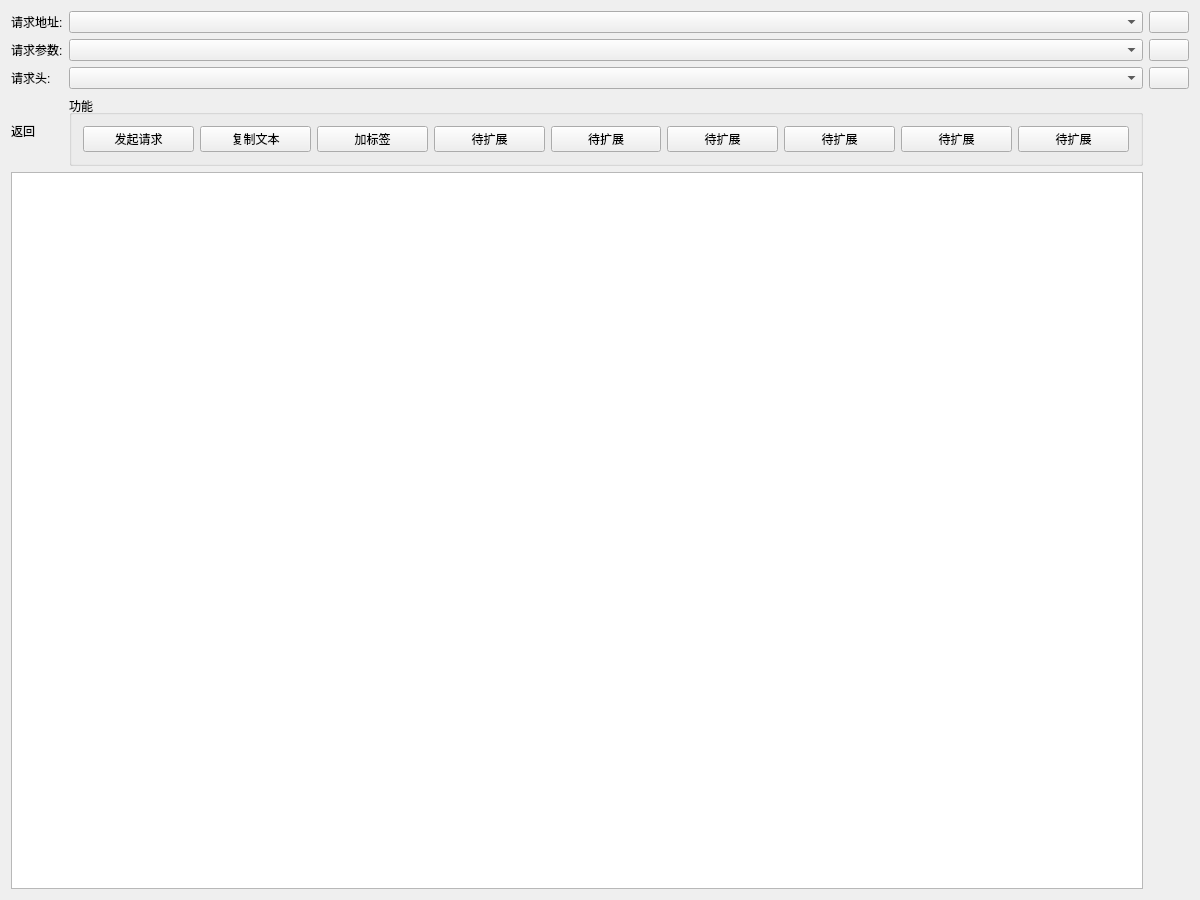
First picture: the form in QtWidgetsApplication1/QtWidgetsApplication1/QtWidgetsApplication1.ui, repository qindong917/vs_qt_test1, before the edit.
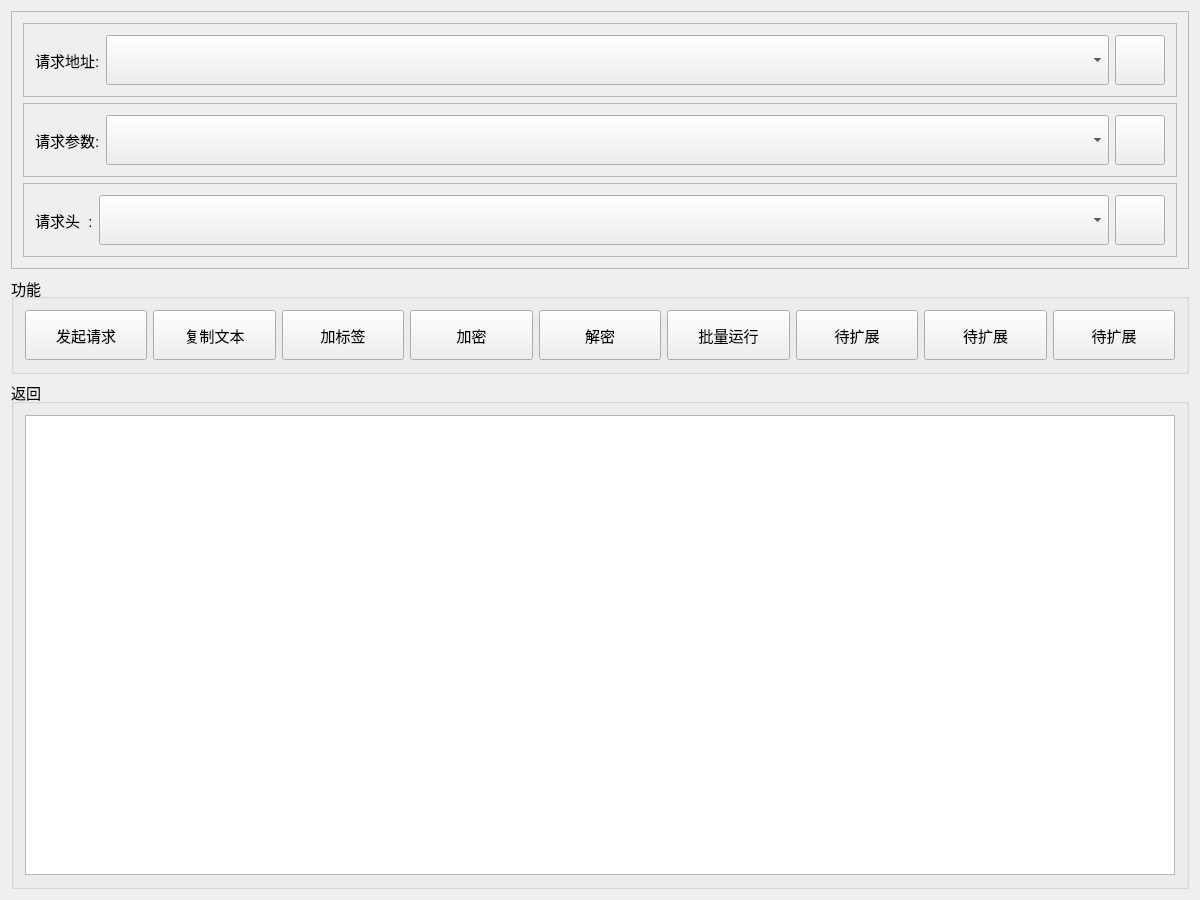
Second picture: the form after the edit. Icons and pictures are not drawn.

```diff
--- a/QtWidgetsApplication1/QtWidgetsApplication1/QtWidgetsApplication1.ui
+++ b/QtWidgetsApplication1/QtWidgetsApplication1/QtWidgetsApplication1.ui
@@ -30,194 +30,368 @@
      <verstretch>0</verstretch>
     </sizepolicy>
    </property>
-   <layout class="QGridLayout" name="gridLayout">
+   <layout class="QGridLayout" name="gridLayout_6">
     <item row="0" column="0">
-     <widget class="QLabel" name="label">
+     <widget class="QFrame" name="frame_4">
       <property name="sizePolicy">
-       <sizepolicy hsizetype="Fixed" vsizetype="Fixed">
+       <sizepolicy hsizetype="Preferred" vsizetype="Fixed">
         <horstretch>0</horstretch>
         <verstretch>0</verstretch>
        </sizepolicy>
       </property>
-      <property name="text">
-       <string>请求地址:</string>
+      <property name="frameShape">
+       <enum>QFrame::StyledPanel</enum>
       </property>
-     </widget>
-    </item>
-    <item row="0" column="1">
-     <widget class="QComboBox" name="comboBox_url">
-      <property name="sizePolicy">
-       <sizepolicy hsizetype="Expanding" vsizetype="Fixed">
-        <horstretch>0</horstretch>
-        <verstretch>0</verstretch>
-       </sizepolicy>
+      <property name="frameShadow">
+       <enum>QFrame::Raised</enum>
       </property>
-     </widget>
-    </item>
-    <item row="0" column="2">
-     <widget class="QPushButton" name="pushButton_url">
-      <property name="sizePolicy">
-       <sizepolicy hsizetype="Fixed" vsizetype="Fixed">
-        <horstretch>0</horstretch>
-        <verstretch>0</verstretch>
-       </sizepolicy>
-      </property>
-      <property name="mouseTracking">
-       <bool>false</bool>
-      </property>
-      <property name="tabletTracking">
-       <bool>false</bool>
-      </property>
-      <property name="acceptDrops">
-       <bool>false</bool>
-      </property>
-      <property name="toolTip">
-       <string>&lt;html&gt;&lt;head/&gt;&lt;body&gt;&lt;p&gt;删除此记录&lt;/p&gt;&lt;/body&gt;&lt;/html&gt;</string>
-      </property>
-      <property name="toolTipDuration">
-       <number>0</number>
-      </property>
-      <property name="styleSheet">
-       <string notr="true"/>
-      </property>
-      <property name="text">
-       <string/>
-      </property>
-      <property name="icon">
-       <iconset resource="QtWidgetsApplication1.qrc">
-        <normaloff>:/QtWidgetsApplication1/images/delete.ico</normaloff>:/QtWidgetsApplication1/images/delete.ico</iconset>
-      </property>
-      <property name="checkable">
-       <bool>false</bool>
-      </property>
-      <property name="checked">
-       <bool>false</bool>
-      </property>
-      <property name="flat">
-       <bool>false</bool>
-      </property>
+      <layout class="QGridLayout" name="gridLayout_4">
+       <item row="2" column="0">
+        <widget class="QFrame" name="frame_3">
+         <property name="sizePolicy">
+          <sizepolicy hsizetype="Preferred" vsizetype="Fixed">
+           <horstretch>0</horstretch>
+           <verstretch>0</verstretch>
+          </sizepolicy>
+         </property>
+         <property name="frameShape">
+          <enum>QFrame::StyledPanel</enum>
+         </property>
+         <property name="frameShadow">
+          <enum>QFrame::Raised</enum>
+         </property>
+         <layout class="QGridLayout" name="gridLayout_3">
+          <item row="0" column="0">
+           <widget class="QLabel" name="label_4">
+            <property name="sizePolicy">
+             <sizepolicy hsizetype="Fixed" vsizetype="Preferred">
+              <horstretch>0</horstretch>
+              <verstretch>0</verstretch>
+             </sizepolicy>
+            </property>
+            <property name="minimumSize">
+             <size>
+              <width>0</width>
+              <height>50</height>
+             </size>
+            </property>
+            <property name="font">
+             <font>
+              <pointsize>11</pointsize>
+             </font>
+            </property>
+            <property name="text">
+             <string>请求头  :</string>
+            </property>
+           </widget>
+          </item>
+          <item row="0" column="1">
+           <widget class="QComboBox" name="comboBox_header">
+            <property name="sizePolicy">
+             <sizepolicy hsizetype="Minimum" vsizetype="Fixed">
+              <horstretch>0</horstretch>
+              <verstretch>0</verstretch>
+             </sizepolicy>
+            </property>
+            <property name="minimumSize">
+             <size>
+              <width>0</width>
+              <height>50</height>
+             </size>
+            </property>
+            <property name="font">
+             <font>
+              <pointsize>11</pointsize>
+             </font>
+            </property>
+           </widget>
+          </item>
+          <item row="0" column="2">
+           <widget class="QPushButton" name="pushButton_header">
+            <property name="sizePolicy">
+             <sizepolicy hsizetype="Fixed" vsizetype="Fixed">
+              <horstretch>0</horstretch>
+              <verstretch>0</verstretch>
+             </sizepolicy>
+            </property>
+            <property name="minimumSize">
+             <size>
+              <width>50</width>
+              <height>50</height>
+             </size>
+            </property>
+            <property name="mouseTracking">
+             <bool>false</bool>
+            </property>
+            <property name="tabletTracking">
+             <bool>false</bool>
+            </property>
+            <property name="acceptDrops">
+             <bool>false</bool>
+            </property>
+            <property name="toolTip">
+             <string>&lt;html&gt;&lt;head/&gt;&lt;body&gt;&lt;p&gt;删除此记录&lt;/p&gt;&lt;/body&gt;&lt;/html&gt;</string>
+            </property>
+            <property name="toolTipDuration">
+             <number>0</number>
+            </property>
+            <property name="text">
+             <string/>
+            </property>
+            <property name="icon">
+             <iconset resource="QtWidgetsApplication1.qrc">
+              <normaloff>:/QtWidgetsApplication1/images/delete.ico</normaloff>:/QtWidgetsApplication1/images/delete.ico</iconset>
+            </property>
+            <property name="checkable">
+             <bool>false</bool>
+            </property>
+            <property name="checked">
+             <bool>false</bool>
+            </property>
+            <property name="flat">
+             <bool>false</bool>
+            </property>
+           </widget>
+          </item>
+         </layout>
+        </widget>
+       </item>
+       <item row="1" column="0">
+        <widget class="QFrame" name="frame_2">
+         <property name="sizePolicy">
+          <sizepolicy hsizetype="Preferred" vsizetype="Fixed">
+           <horstretch>0</horstretch>
+           <verstretch>0</verstretch>
+          </sizepolicy>
+         </property>
+         <property name="frameShape">
+          <enum>QFrame::StyledPanel</enum>
+         </property>
+         <property name="frameShadow">
+          <enum>QFrame::Raised</enum>
+         </property>
+         <layout class="QGridLayout" name="gridLayout_2">
+          <item row="0" column="2">
+           <widget class="QPushButton" name="pushButton_pamars">
+            <property name="sizePolicy">
+             <sizepolicy hsizetype="Fixed" vsizetype="Fixed">
+              <horstretch>0</horstretch>
+              <verstretch>0</verstretch>
+             </sizepolicy>
+            </property>
+            <property name="minimumSize">
+             <size>
+              <width>50</width>
+              <height>50</height>
+             </size>
+            </property>
+            <property name="mouseTracking">
+             <bool>false</bool>
+            </property>
+            <property name="tabletTracking">
+             <bool>false</bool>
+            </property>
+            <property name="acceptDrops">
+             <bool>false</bool>
+            </property>
+            <property name="toolTip">
+             <string>&lt;html&gt;&lt;head/&gt;&lt;body&gt;&lt;p&gt;删除此记录&lt;/p&gt;&lt;/body&gt;&lt;/html&gt;</string>
+            </property>
+            <property name="toolTipDuration">
+             <number>0</number>
+            </property>
+            <property name="styleSheet">
+             <string notr="true"/>
+            </property>
+            <property name="text">
+             <string/>
+            </property>
+            <property name="icon">
+             <iconset resource="QtWidgetsApplication1.qrc">
+              <normaloff>:/QtWidgetsApplication1/images/delete.ico</normaloff>:/QtWidgetsApplication1/images/delete.ico</iconset>
+            </property>
+            <property name="checkable">
+             <bool>false</bool>
+            </property>
+            <property name="checked">
+             <bool>false</bool>
+            </property>
+            <property name="flat">
+             <bool>false</bool>
+            </property>
+           </widget>
+          </item>
+          <item row="0" column="0">
+           <widget class="QLabel" name="label_2">
+            <property name="sizePolicy">
+             <sizepolicy hsizetype="Fixed" vsizetype="Preferred">
+              <horstretch>0</horstretch>
+              <verstretch>0</verstretch>
+             </sizepolicy>
+            </property>
+            <property name="minimumSize">
+             <size>
+              <width>0</width>
+              <height>50</height>
+             </size>
+            </property>
+            <property name="font">
+             <font>
+              <pointsize>11</pointsize>
+             </font>
+            </property>
+            <property name="text">
+             <string>请求参数:</string>
+            </property>
+           </widget>
+          </item>
+          <item row="0" column="1">
+           <widget class="QComboBox" name="comboBox_pamars">
+            <property name="sizePolicy">
+             <sizepolicy hsizetype="Minimum" vsizetype="Fixed">
+              <horstretch>0</horstretch>
+              <verstretch>0</verstretch>
+             </sizepolicy>
+            </property>
+            <property name="minimumSize">
+             <size>
+              <width>0</width>
+              <height>50</height>
+             </size>
+            </property>
+            <property name="font">
+             <font>
+              <pointsize>11</pointsize>
+             </font>
+            </property>
+           </widget>
+          </item>
+         </layout>
+        </widget>
+       </item>
+       <item row="0" column="0">
+        <widget class="QFrame" name="frame">
+         <property name="sizePolicy">
+          <sizepolicy hsizetype="Preferred" vsizetype="Fixed">
+           <horstretch>0</horstretch>
+           <verstretch>0</verstretch>
+          </sizepolicy>
+         </property>
+         <property name="frameShape">
+          <enum>QFrame::StyledPanel</enum>
+         </property>
+         <property name="frameShadow">
+          <enum>QFrame::Raised</enum>
+         </property>
+         <layout class="QGridLayout" name="gridLayout">
+          <item row="0" column="0">
+           <widget class="QLabel" name="label">
+            <property name="sizePolicy">
+             <sizepolicy hsizetype="Fixed" vsizetype="Fixed">
+              <horstretch>0</horstretch>
+              <verstretch>0</verstretch>
+             </sizepolicy>
+            </property>
+            <property name="minimumSize">
+             <size>
+              <width>0</width>
+              <height>50</height>
+             </size>
+            </property>
+            <property name="font">
+             <font>
+              <pointsize>11</pointsize>
+             </font>
+            </property>
+            <property name="text">
+             <string>请求地址:</string>
+            </property>
+           </widget>
+          </item>
+          <item row="0" column="1">
+           <widget class="QComboBox" name="comboBox_url">
+            <property name="sizePolicy">
+             <sizepolicy hsizetype="Expanding" vsizetype="Fixed">
+              <horstretch>0</horstretch>
+              <verstretch>0</verstretch>
+             </sizepolicy>
+            </property>
+            <property name="minimumSize">
+             <size>
+              <width>0</width>
+              <height>50</height>
+             </size>
+            </property>
+            <property name="font">
+             <font>
+              <pointsize>11</pointsize>
+             </font>
+            </property>
+           </widget>
+          </item>
+          <item row="0" column="2">
+           <widget class="QPushButton" name="pushButton_url">
+            <property name="sizePolicy">
+             <sizepolicy hsizetype="Fixed" vsizetype="Fixed">
+              <horstretch>0</horstretch>
+              <verstretch>0</verstretch>
+             </sizepolicy>
+            </property>
+            <property name="minimumSize">
+             <size>
+              <width>50</width>
+              <height>50</height>
+             </size>
+            </property>
+            <property name="mouseTracking">
+             <bool>false</bool>
+            </property>
+            <property name="tabletTracking">
+             <bool>false</bool>
+            </property>
+            <property name="acceptDrops">
+             <bool>false</bool>
+            </property>
+            <property name="toolTip">
+             <string>&lt;html&gt;&lt;head/&gt;&lt;body&gt;&lt;p&gt;删除此记录&lt;/p&gt;&lt;/body&gt;&lt;/html&gt;</string>
+            </property>
+            <property name="toolTipDuration">
+             <number>0</number>
+            </property>
+            <property name="styleSheet">
+             <string notr="true"/>
+            </property>
+            <property name="text">
+             <string/>
+            </property>
+            <property name="icon">
+             <iconset resource="QtWidgetsApplication1.qrc">
+              <normaloff>:/QtWidgetsApplication1/images/delete.ico</normaloff>:/QtWidgetsApplication1/images/delete.ico</iconset>
+            </property>
+            <property name="iconSize">
+             <size>
+              <width>30</width>
+              <height>14</height>
+             </size>
+            </property>
+            <property name="checkable">
+             <bool>false</bool>
+            </property>
+            <property name="checked">
+             <bool>false</bool>
+            </property>
+            <property name="flat">
+             <bool>false</bool>
+            </property>
+           </widget>
+          </item>
+         </layout>
+        </widget>
+       </item>
+      </layout>
      </widget>
     </item>
     <item row="1" column="0">
-     <widget class="QLabel" name="label_2">
-      <property name="text">
-       <string>请求参数:</string>
-      </property>
-     </widget>
-    </item>
-    <item row="1" column="1">
-     <widget class="QComboBox" name="comboBox_pamars">
-      <property name="sizePolicy">
-       <sizepolicy hsizetype="Minimum" vsizetype="Fixed">
-        <horstretch>0</horstretch>
-        <verstretch>0</verstretch>
-       </sizepolicy>
-      </property>
-     </widget>
-    </item>
-    <item row="1" column="2">
-     <widget class="QPushButton" name="pushButton_pamars">
-      <property name="sizePolicy">
-       <sizepolicy hsizetype="Fixed" vsizetype="Fixed">
-        <horstretch>0</horstretch>
-        <verstretch>0</verstretch>
-       </sizepolicy>
-      </property>
-      <property name="mouseTracking">
-       <bool>false</bool>
-      </property>
-      <property name="tabletTracking">
-       <bool>false</bool>
-      </property>
-      <property name="acceptDrops">
-       <bool>false</bool>
-      </property>
-      <property name="toolTip">
-       <string>&lt;html&gt;&lt;head/&gt;&lt;body&gt;&lt;p&gt;删除此记录&lt;/p&gt;&lt;/body&gt;&lt;/html&gt;</string>
-      </property>
-      <property name="toolTipDuration">
-       <number>0</number>
-      </property>
-      <property name="styleSheet">
-       <string notr="true"/>
-      </property>
-      <property name="text">
-       <string/>
-      </property>
-      <property name="icon">
-       <iconset resource="QtWidgetsApplication1.qrc">
-        <normaloff>:/QtWidgetsApplication1/images/delete.ico</normaloff>:/QtWidgetsApplication1/images/delete.ico</iconset>
-      </property>
-      <property name="checkable">
-       <bool>false</bool>
-      </property>
-      <property name="checked">
-       <bool>false</bool>
-      </property>
-      <property name="flat">
-       <bool>false</bool>
-      </property>
-     </widget>
-    </item>
-    <item row="2" column="0">
-     <widget class="QLabel" name="label_4">
-      <property name="text">
-       <string>请求头:</string>
-      </property>
-     </widget>
-    </item>
-    <item row="2" column="1">
-     <widget class="QComboBox" name="comboBox_header">
-      <property name="sizePolicy">
-       <sizepolicy hsizetype="Minimum" vsizetype="Fixed">
-        <horstretch>0</horstretch>
-        <verstretch>0</verstretch>
-       </sizepolicy>
-      </property>
-     </widget>
-    </item>
-    <item row="2" column="2">
-     <widget class="QPushButton" name="pushButton_header">
-      <property name="sizePolicy">
-       <sizepolicy hsizetype="Fixed" vsizetype="Fixed">
-        <horstretch>0</horstretch>
-        <verstretch>0</verstretch>
-       </sizepolicy>
-      </property>
-      <property name="mouseTracking">
-       <bool>false</bool>
-      </property>
-      <property name="tabletTracking">
-       <bool>false</bool>
-      </property>
-      <property name="acceptDrops">
-       <bool>false</bool>
-      </property>
-      <property name="toolTip">
-       <string>&lt;html&gt;&lt;head/&gt;&lt;body&gt;&lt;p&gt;删除此记录&lt;/p&gt;&lt;/body&gt;&lt;/html&gt;</string>
-      </property>
-      <property name="toolTipDuration">
-       <number>0</number>
-      </property>
-      <property name="text">
-       <string/>
-      </property>
-      <property name="icon">
-       <iconset resource="QtWidgetsApplication1.qrc">
-        <normaloff>:/QtWidgetsApplication1/images/delete.ico</normaloff>:/QtWidgetsApplication1/images/delete.ico</iconset>
-      </property>
-      <property name="checkable">
-       <bool>false</bool>
-      </property>
-      <property name="checked">
-       <bool>false</bool>
-      </property>
-      <property name="flat">
-       <bool>false</bool>
-      </property>
-     </widget>
-    </item>
-    <item row="3" column="1">
      <widget class="QGroupBox" name="groupBox">
       <property name="sizePolicy">
        <sizepolicy hsizetype="Preferred" vsizetype="Fixed">
@@ -225,6 +399,11 @@
         <verstretch>0</verstretch>
        </sizepolicy>
       </property>
+      <property name="font">
+       <font>
+        <pointsize>11</pointsize>
+       </font>
+      </property>
       <property name="title">
        <string>功能</string>
       </property>
@@ -243,6 +422,17 @@
            <verstretch>0</verstretch>
           </sizepolicy>
          </property>
+         <property name="minimumSize">
+          <size>
+           <width>0</width>
+           <height>50</height>
+          </size>
+         </property>
+         <property name="font">
+          <font>
+           <pointsize>11</pointsize>
+          </font>
+         </property>
          <property name="text">
           <string>发起请求</string>
          </property>
@@ -250,6 +440,17 @@
        </item>
        <item>
         <widget class="QPushButton" name="pushButton_copy">
+         <property name="minimumSize">
+          <size>
+           <width>0</width>
+           <height>50</height>
+          </size>
+         </property>
+         <property name="font">
+          <font>
+           <pointsize>11</pointsize>
+          </font>
+         </property>
          <property name="text">
           <string>复制文本</string>
          </property>
@@ -257,34 +458,89 @@
        </item>
        <item>
         <widget class="QPushButton" name="pushButton_label">
+         <property name="minimumSize">
+          <size>
+           <width>0</width>
+           <height>50</height>
+          </size>
+         </property>
+         <property name="font">
+          <font>
+           <pointsize>11</pointsize>
+          </font>
+         </property>
          <property name="text">
           <string>加标签</string>
          </property>
         </widget>
        </item>
        <item>
-        <widget class="QPushButton" name="pushButton_6">
+        <widget class="QPushButton" name="pushButton_ecode">
+         <property name="minimumSize">
+          <size>
+           <width>0</width>
+           <height>50</height>
+          </size>
+         </property>
+         <property name="font">
+          <font>
+           <pointsize>11</pointsize>
+          </font>
+         </property>
          <property name="text">
-          <string>待扩展</string>
+          <string>加密</string>
          </property>
         </widget>
        </item>
        <item>
-        <widget class="QPushButton" name="pushButton_8">
+        <widget class="QPushButton" name="pushButton_dcode">
+         <property name="minimumSize">
+          <size>
+           <width>0</width>
+           <height>50</height>
+          </size>
+         </property>
+         <property name="font">
+          <font>
+           <pointsize>11</pointsize>
+          </font>
+         </property>
          <property name="text">
-          <string>待扩展</string>
+          <string>解密</string>
          </property>
         </widget>
        </item>
        <item>
-        <widget class="QPushButton" name="pushButton_5">
+        <widget class="QPushButton" name="pushButton_batch">
+         <property name="minimumSize">
+          <size>
+           <width>0</width>
+           <height>50</height>
+          </size>
+         </property>
+         <property name="font">
+          <font>
+           <pointsize>11</pointsize>
+          </font>
+         </property>
          <property name="text">
-          <string>待扩展</string>
+          <string>批量运行</string>
          </property>
         </widget>
        </item>
        <item>
         <widget class="QPushButton" name="pushButton_4">
+         <property name="minimumSize">
+          <size>
+           <width>0</width>
+           <height>50</height>
+          </size>
+         </property>
+         <property name="font">
+          <font>
+           <pointsize>11</pointsize>
+          </font>
+         </property>
          <property name="text">
           <string>待扩展</string>
          </property>
@@ -292,6 +548,17 @@
        </item>
        <item>
         <widget class="QPushButton" name="pushButton_3">
+         <property name="minimumSize">
+          <size>
+           <width>0</width>
+           <height>50</height>
+          </size>
+         </property>
+         <property name="font">
+          <font>
+           <pointsize>11</pointsize>
+          </font>
+         </property>
          <property name="text">
           <string>待扩展</string>
          </property>
@@ -299,6 +566,17 @@
        </item>
        <item>
         <widget class="QPushButton" name="pushButton_2">
+         <property name="minimumSize">
+          <size>
+           <width>0</width>
+           <height>50</height>
+          </size>
+         </property>
+         <property name="font">
+          <font>
+           <pointsize>11</pointsize>
+          </font>
+         </property>
          <property name="text">
           <string>待扩展</string>
          </property>
@@ -307,21 +585,28 @@
       </layout>
      </widget>
     </item>
-    <item row="5" column="0" colspan="2">
-     <widget class="QTextEdit" name="et_result">
-      <property name="sizePolicy">
-       <sizepolicy hsizetype="Expanding" vsizetype="Minimum">
-        <horstretch>0</horstretch>
-        <verstretch>0</verstretch>
-       </sizepolicy>
+    <item row="2" column="0">
+     <widget class="QGroupBox" name="groupBox_2">
+      <property name="font">
+       <font>
+        <pointsize>11</pointsize>
+       </font>
       </property>
-     </widget>
-    </item>
-    <item row="3" column="0">
-     <widget class="QLabel" name="label_3">
-      <property name="text">
+      <property name="title">
        <string>返回</string>
       </property>
+      <layout class="QGridLayout" name="gridLayout_5">
+       <item row="0" column="0">
+        <widget class="QTextEdit" name="et_result">
+         <property name="sizePolicy">
+          <sizepolicy hsizetype="Expanding" vsizetype="Minimum">
+           <horstretch>0</horstretch>
+           <verstretch>0</verstretch>
+          </sizepolicy>
+         </property>
+        </widget>
+       </item>
+      </layout>
      </widget>
     </item>
    </layout>
```
